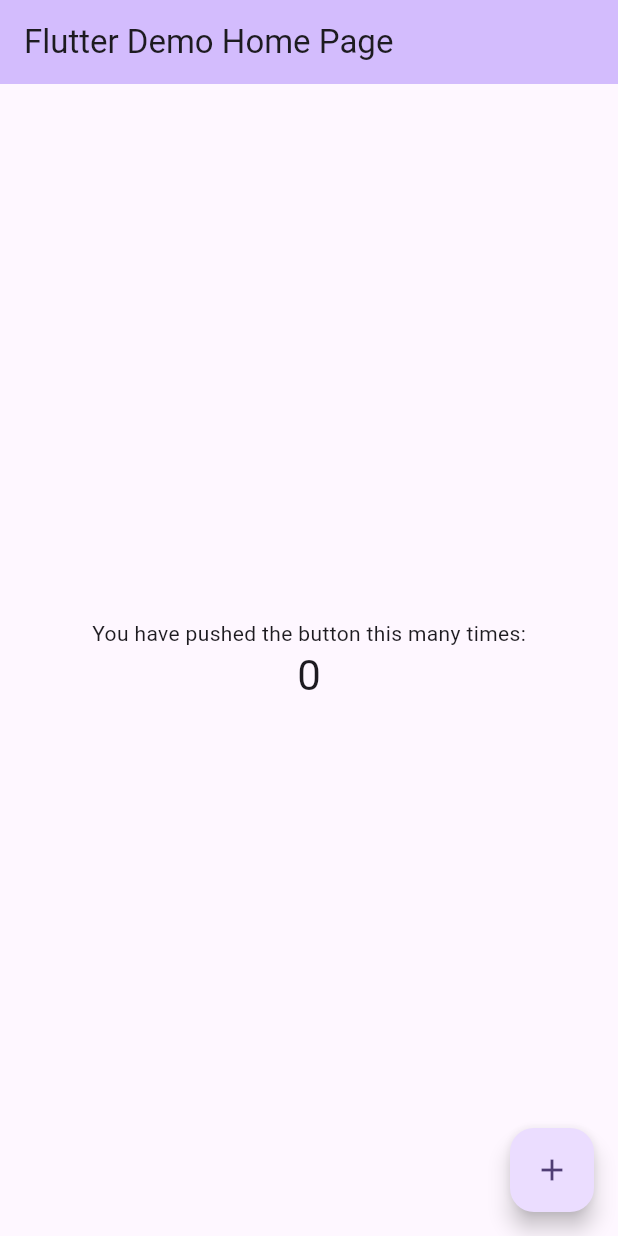
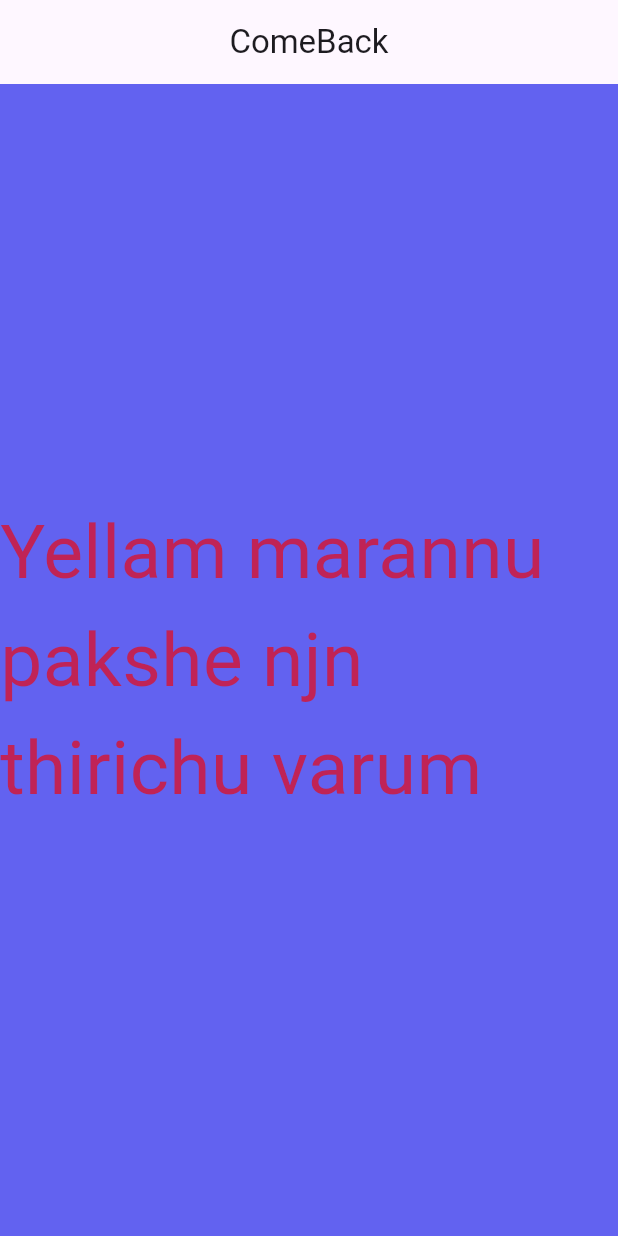
Before and after one commit to sanushcj/The-Come-BACK, a Flutter app: the screen it shows after launch, on a phone screen of 412 x 824 dp. Run offline on Flutter 3.47's test engine with Material 3 defaults, Android fonts, the phone set to English and light mode, and no system bars.

Commit message:
revenge against myself

```diff
--- a/lib/main.dart
+++ b/lib/main.dart
@@ -1,126 +1,46 @@
 import 'package:flutter/material.dart';
 
-void main() {
-  runApp(const MyApp());
+void main(List<String> args) {
+  runApp(const TheComeback());
 }
 
-class MyApp extends StatelessWidget {
-  const MyApp({super.key});
+class TheComeback extends StatelessWidget {
+  const TheComeback({super.key});
 
-  // This widget is the root of your application.
   @override
   Widget build(BuildContext context) {
     return MaterialApp(
-      debugShowCheckedModeBanner: false,
-      title: 'Flutter Demo',
-      theme: ThemeData(
-        // This is the theme of your application.
-        //
-        // TRY THIS: Try running your application with "flutter run". You'll see
-        // the application has a purple toolbar. Then, without quitting the app,
-        // try changing the seedColor in the colorScheme below to Colors.green
-        // and then invoke "hot reload" (save your changes or press the "hot
-        // reload" button in a Flutter-supported IDE, or press "r" if you used
-        // the command line to start the app).
-        //
-        // Notice that the counter didn't reset back to zero; the application
-        // state is not lost during the reload. To reset the state, use hot
-        // restart instead.
-        //
-        // This works for code too, not just values: Most code changes can be
-        // tested with just a hot reload.
-        colorScheme: ColorScheme.fromSeed(seedColor: Colors.deepPurple),
-        useMaterial3: true,
-      ),
-      home: const MyHomePage(title: 'Flutter Demo Home Page'),
+      theme: ThemeData(),
+      home: const HomePage(),
     );
   }
 }
 
-class MyHomePage extends StatefulWidget {
-  const MyHomePage({super.key, required this.title});
-
-  // This widget is the home page of your application. It is stateful, meaning
-  // that it has a State object (defined below) that contains fields that affect
-  // how it looks.
-
-  // This class is the configuration for the state. It holds the values (in this
-  // case the title) provided by the parent (in this case the App widget) and
-  // used by the build method of the State. Fields in a Widget subclass are
-  // always marked "final".
-
-  final String title;
-
-  @override
-  State<MyHomePage> createState() => _MyHomePageState();
-}
-
-class _MyHomePageState extends State<MyHomePage> {
-  int _counter = 0;
-
-  void _incrementCounter() {
-    setState(() {
-      // This call to setState tells the Flutter framework that something has
-      // changed in this State, which causes it to rerun the build method below
-      // so that the display can reflect the updated values. If we changed
-      // _counter without calling setState(), then the build method would not be
-      // called again, and so nothing would appear to happen.
-      _counter++;
-    });
-  }
+class HomePage extends StatelessWidget {
+  const HomePage({super.key});
 
   @override
   Widget build(BuildContext context) {
-    // This method is rerun every time setState is called, for instance as done
-    // by the _incrementCounter method above.
-    //
-    // The Flutter framework has been optimized to make rerunning build methods
-    // fast, so that you can just rebuild anything that needs updating rather
-    // than having to individually change instances of widgets.
     return Scaffold(
+      backgroundColor: const Color.fromARGB(157, 0, 0, 231),
       appBar: AppBar(
-        // TRY THIS: Try changing the color here to a specific color (to
-        // Colors.amber, perhaps?) and trigger a hot reload to see the AppBar
-        // change color while the other colors stay the same.
-        backgroundColor: Theme.of(context).colorScheme.inversePrimary,
-        // Here we take the value from the MyHomePage object that was created by
-        // the App.build method, and use it to set our appbar title.
-        title: Text(widget.title),
+        title: const Text("ComeBack"),
+        centerTitle: true,
       ),
-      body: Center(
-        // Center is a layout widget. It takes a single child and positions it
-        // in the middle of the parent.
-        child: Column(
-          // Column is also a layout widget. It takes a list of children and
-          // arranges them vertically. By default, it sizes itself to fit its
-          // children horizontally, and tries to be as tall as its parent.
-          //
-          // Column has various properties to control how it sizes itself and
-          // how it positions its children. Here we use mainAxisAlignment to
-          // center the children vertically; the main axis here is the vertical
-          // axis because Columns are vertical (the cross axis would be
-          // horizontal).
-          //
-          // TRY THIS: Invoke "debug painting" (choose the "Toggle Debug Paint"
-          // action in the IDE, or press "p" in the console), to see the
-          // wireframe for each widget.
+      body: SizedBox(
+        height: MediaQuery.sizeOf(context).height,
+        width: double.infinity,
+        child: const Column(
           mainAxisAlignment: MainAxisAlignment.center,
-          children: <Widget>[
-            const Text(
-              'You have pushed the button this many times:',
-            ),
+          children: [
             Text(
-              '$_counter',
-              style: Theme.of(context).textTheme.headlineMedium,
-            ),
+              "Yellam marannu  pakshe njn thirichu varum",
+              style: TextStyle(
+                  fontSize: 50, color: Color.fromARGB(164, 244, 0, 0)),
+            )
           ],
         ),
       ),
-      floatingActionButton: FloatingActionButton(
-        onPressed: _incrementCounter,
-        tooltip: 'Increment',
-        child: const Icon(Icons.add),
-      ), // This trailing comma makes auto-formatting nicer for build methods.
     );
   }
 }
```
